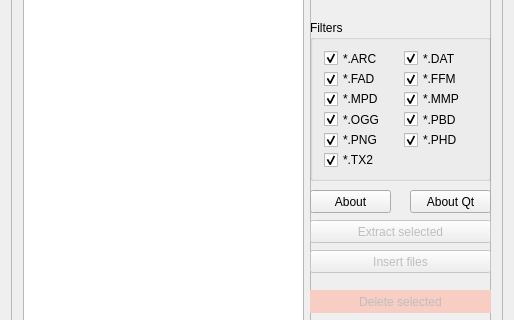
Before: the Qt Designer form pg_disatools_gui/mainwindow.ui in ProgSys/pg_disatools, drawn with Qt 5; both pictures show x 0 to 514 and y 100 to 420 of the 514 by 680 pixel window.
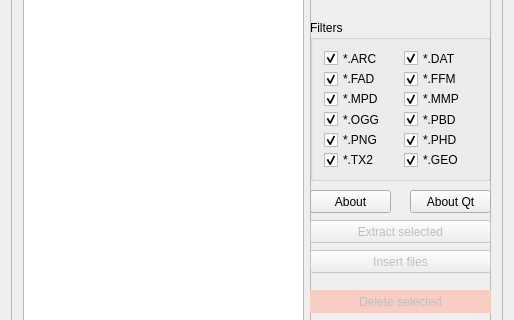
After: the same form once the commit is applied. Custom widgets are drawn as their Qt base class.

Diff of the .ui file:
```diff
--- a/pg_disatools_gui/mainwindow.ui
+++ b/pg_disatools_gui/mainwindow.ui
@@ -235,6 +235,16 @@
              </property>
             </widget>
            </item>
+           <item row="5" column="1">
+            <widget class="QCheckBox" name="checkBox_GEO">
+             <property name="text">
+              <string>*.GEO</string>
+             </property>
+             <property name="checked">
+              <bool>true</bool>
+             </property>
+            </widget>
+           </item>
           </layout>
          </widget>
          <widget class="QPushButton" name="btnOpen">
```
